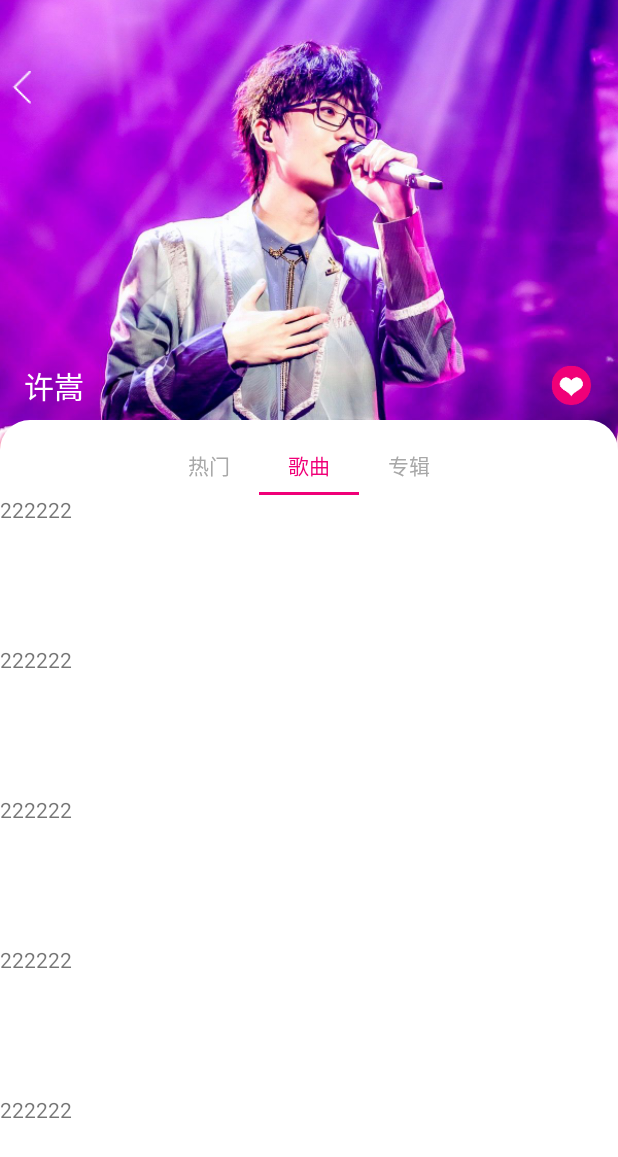
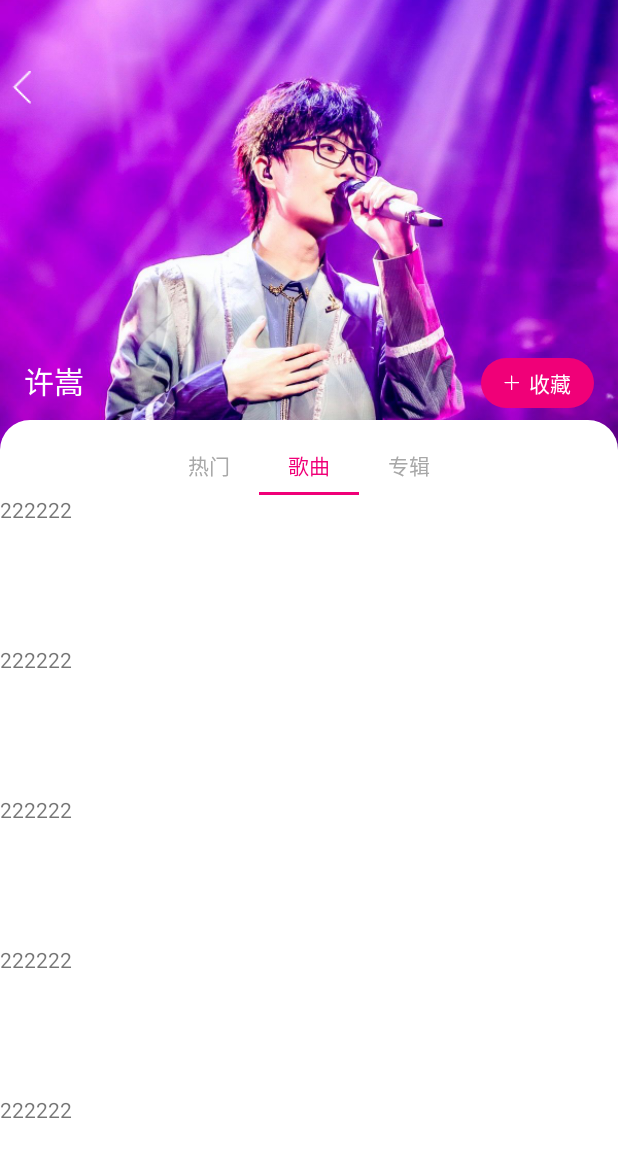
Before and after one commit to IAmWilling/BehaviorDemo1, an Android app: the screen it shows after launch (MainActivity), tab 2 chosen, on a phone screen of 412 x 824 dp. Shown: the top 1157 px of the screen. Run offline under Robolectric (Android 15) with nearby library versions, the phone set to English and light mode, and no system bars.

Commit message:
first
调整样式，增加下拉间距

```diff
--- a/app/src/main/java/com/zhyx/behaviordemo1/behavior/BackgroundFadeBehavior.kt
+++ b/app/src/main/java/com/zhyx/behaviordemo1/behavior/BackgroundFadeBehavior.kt
@@ -34,7 +34,7 @@ class BackgroundFadeBehavior : CoordinatorLayout.Behavior<FrameLayout> {
             tablayoutHeight = getDimension(R.dimen.content_tablayout_view_height).toInt()
             contentPaddingTop = getDimension(R.dimen.content_view_paddingtop).toInt()
             backgroundCoverHeight = getDimension(R.dimen.background_view_height).toInt()
-            maxTransY = transY + 200
+            maxTransY = transY + 300
         }
     }
 
--- a/app/src/main/java/com/zhyx/behaviordemo1/behavior/ContentBehavior.kt
+++ b/app/src/main/java/com/zhyx/behaviordemo1/behavior/ContentBehavior.kt
@@ -34,7 +34,7 @@ class ContentBehavior : CoordinatorLayout.Behavior<ConstraintLayout> {
             tablayoutHeight = getDimension(R.dimen.content_tablayout_view_height).toInt()
             contentPaddingTop = getDimension(R.dimen.content_view_paddingtop).toInt()
             backgroundCoverHeight = getDimension(R.dimen.background_view_height).toInt()
-            maxTransY = transY + 200
+            maxTransY = transY + 300
         }
         animate = ValueAnimator()
         animate.duration = 500
@@ -173,6 +173,13 @@ class ContentBehavior : CoordinatorLayout.Behavior<ConstraintLayout> {
         }
     }
 
+    override fun blocksInteractionBelow(
+        parent: CoordinatorLayout,
+        child: ConstraintLayout
+    ): Boolean {
+        return true
+    }
+
     override fun onStopNestedScroll(
         coordinatorLayout: CoordinatorLayout,
         child: ConstraintLayout,
--- a/app/src/main/res/layout/activity_main.xml
+++ b/app/src/main/res/layout/activity_main.xml
@@ -98,10 +98,26 @@
             android:textColor="#FFF"
             android:textSize="20sp"
             tools:ignore="MissingConstraints" />
-        <ImageView
-            android:layout_width="30dp"
-            android:layout_height="30dp"
-            android:src="@mipmap/xs_like"
+<!--        <ImageView-->
+<!--            android:layout_width="30dp"-->
+<!--            android:layout_height="30dp"-->
+<!--            android:src="@mipmap/xs_like"-->
+<!--            app:layout_constraintEnd_toEndOf="parent"-->
+<!--            tools:ignore="MissingConstraints" />-->
+        <TextView
+            android:id="@+id/tv_show_collect"
+            android:layout_width="wrap_content"
+            android:layout_height="wrap_content"
+            android:paddingTop="6dp"
+            android:paddingBottom="6dp"
+            android:paddingRight="15dp"
+            android:paddingLeft="15dp"
+            android:text="收藏"
+            android:drawablePadding="6dp"
+            android:drawableLeft="@mipmap/add"
+            android:background="@drawable/shape_collect_ff60af"
+            android:textColor="#FFFFFF"
+            android:textSize="14sp"
             app:layout_constraintEnd_toEndOf="parent"
             tools:ignore="MissingConstraints" />
     </androidx.constraintlayout.widget.ConstraintLayout>
--- a/app/src/main/res/values/dimes.xml
+++ b/app/src/main/res/values/dimes.xml
@@ -1,6 +1,6 @@
 <?xml version="1.0" encoding="utf-8"?>
 <resources>
-    <dimen name="background_view_height">400dp</dimen>
+    <dimen name="background_view_height">450dp</dimen>
     <dimen name="top_title_view_height">85dp</dimen>
     <dimen name="content_view_vertical_translationY">280dp</dimen>
     <dimen name="content_tablayout_view_height">40dp</dimen>
```
Also changed, not shown: app/src/main/res/mipmap-xxhdpi/dahai.JPG (added), app/src/main/res/mipmap-xxhdpi/jaychou.JPG (added).
